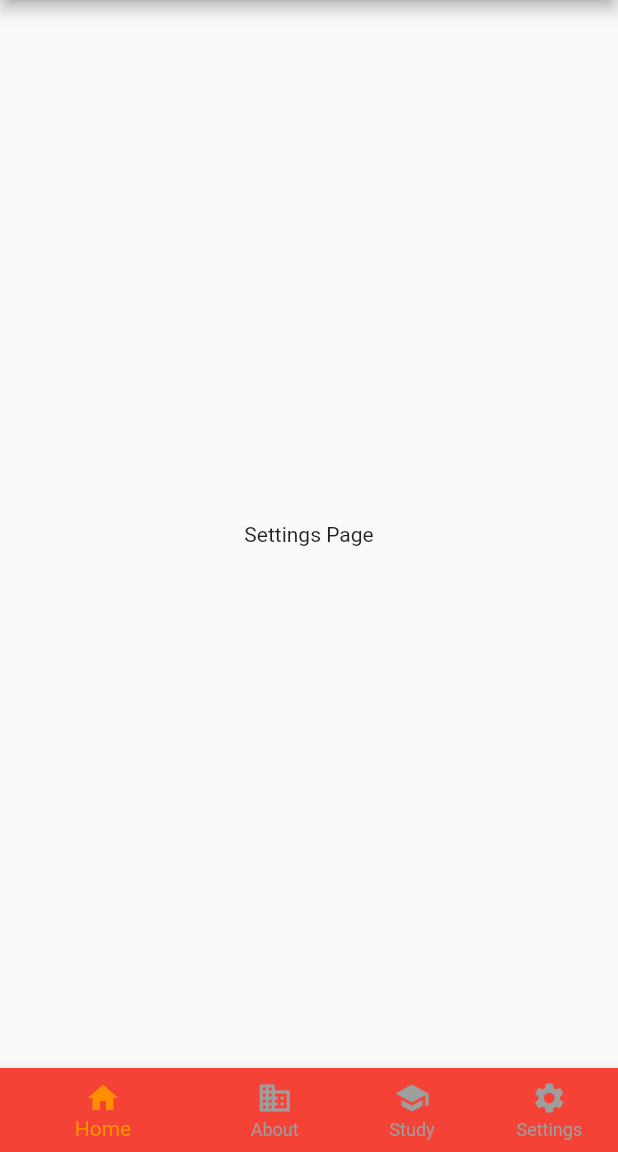
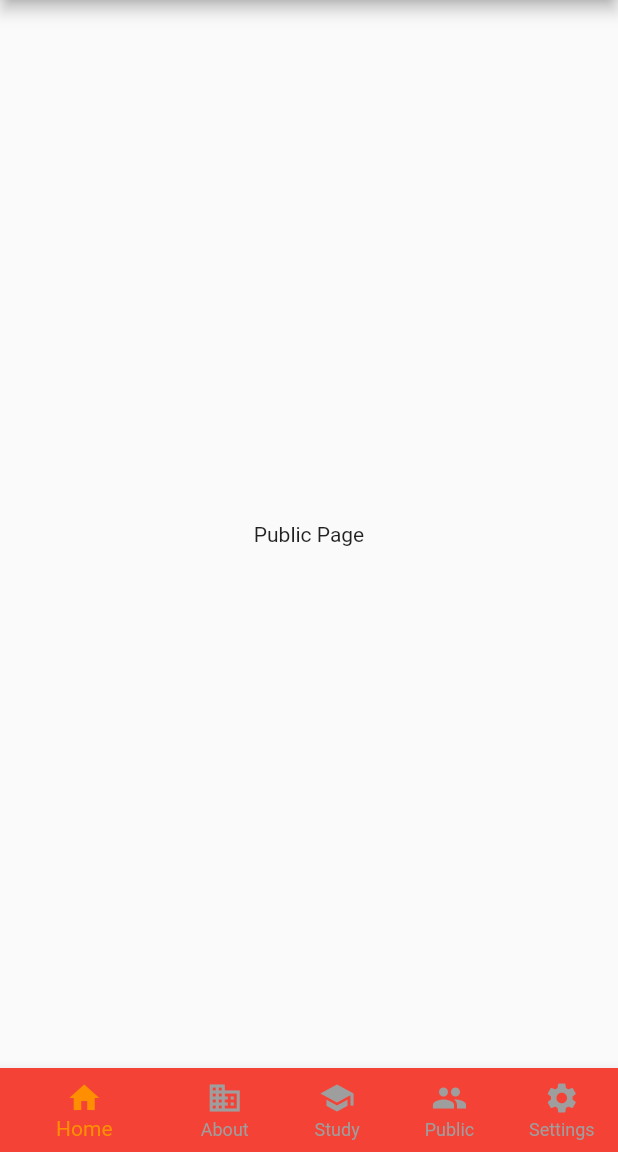
Before and after one commit to emircaglar/campus, a Flutter app: the screen it shows after launch, swiped to page 4, on a phone screen of 412 x 824 dp, the part 84-1236 px from its top. Run offline on Flutter 3.47's test engine with Material 2 defaults, Android fonts, the phone set to English and light mode, and no system bars.

Commit message:
campus public create

```diff
--- a/lib/main.dart
+++ b/lib/main.dart
@@ -4,6 +4,7 @@ import 'package:untitled1/home.dart';
 import 'package:untitled1/providers/navigator.dart';
 import 'package:untitled1/settings.dart';
 import 'package:untitled1/study.dart';
+import 'package:untitled1/public.dart';
 
 import 'about.dart';
 
@@ -44,7 +45,7 @@ class Bildung extends StatelessWidget {
 class MainPage extends StatelessWidget {
 //const HomePage({Key? key}) : super(key: key);
   final PageController _pageController = PageController(initialPage: 0);
-  List<Widget> homePages = [Home(), About(), Study(), Settings()];
+  List<Widget> homePages = [Home(), About(), Study(),Public(),Settings()];
 
 //homePages[context.watch()<NavigatorProvider>().currontIndex]
   @override
@@ -67,7 +68,7 @@ class MainPage extends StatelessWidget {
         onPageChanged: (index) {
           context.read<NavigatorProvider>().currontIndex;
         },
-        children: [Home(), About(), Study(), Settings()],
+        children: [Home(), About(), Study(),Public(), Settings()],
       ),
       bottomNavigationBar: BottomNavigationBar(
         items: const <BottomNavigationBarItem>[
@@ -84,6 +85,10 @@ class MainPage extends StatelessWidget {
           BottomNavigationBarItem(
             icon: Icon(Icons.school),
             label: 'Study',
+            backgroundColor: Colors.purple,
+          ),BottomNavigationBarItem(
+            icon: Icon(Icons.people),
+            label: 'Public',
             backgroundColor: Colors.purple,
           ),
           BottomNavigationBarItem(
--- /dev/null
+++ b/lib/public.dart
@@ -0,0 +1,15 @@
+import 'package:flutter/material.dart';
+
+
+class Public extends StatelessWidget {
+  const Public({Key? key}) : super(key: key);
+
+  @override
+  Widget build(BuildContext context) {
+    return Scaffold(
+      body: Center(
+        child: Text('Public Page'),
+      ),
+    );
+  }
+}
```
